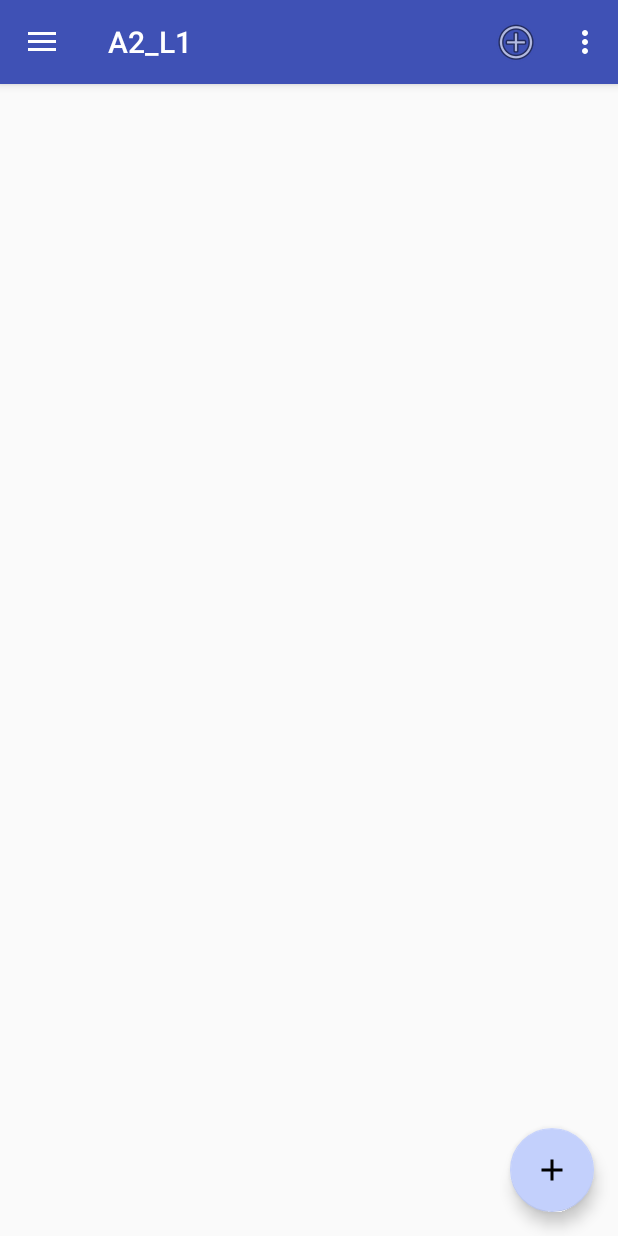
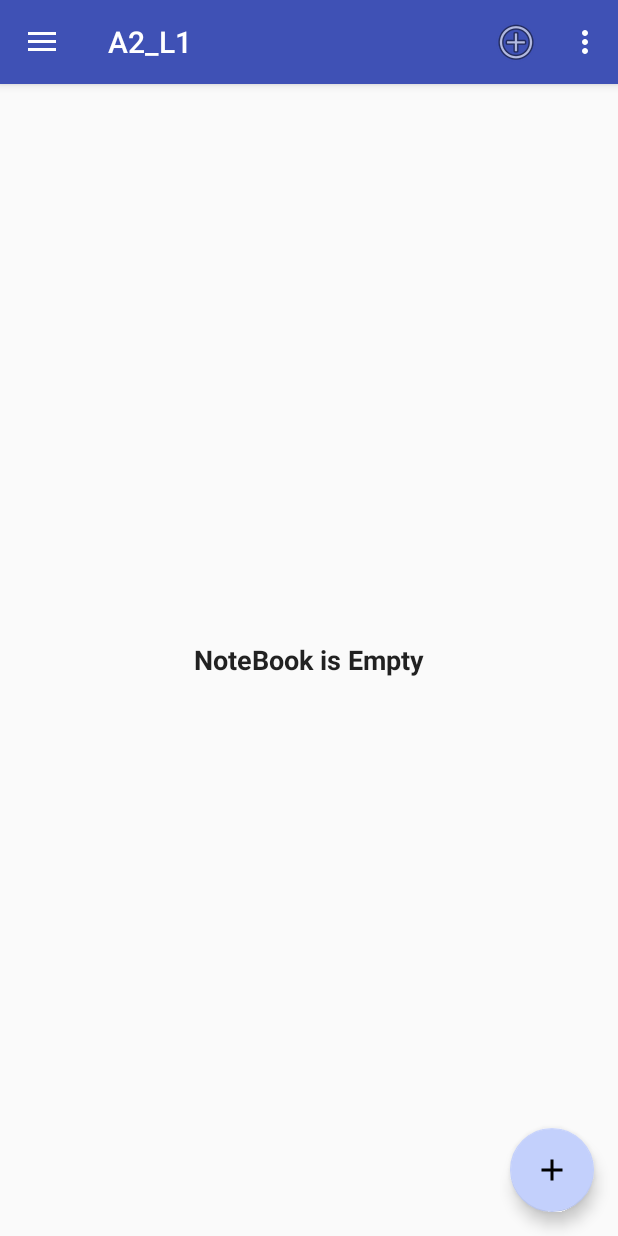
Before and after one commit to Golgoroth22/GeekBrains_Android2, an Android app: the screen it shows after launch (ListActivity), in the options menu, after a tap on "Delete all", on a phone screen of 412 x 824 dp. Run offline under Robolectric (Android 15) with nearby library versions, the phone set to English and light mode, and no system bars.

Commit message:
Add check for empty notebook or not

```diff
--- a/A2_L1/app/src/main/java/com/falin/valentin/a2_l1/ListActivity.java
+++ b/A2_L1/app/src/main/java/com/falin/valentin/a2_l1/ListActivity.java
@@ -13,10 +13,14 @@ import android.support.v7.widget.Toolbar;
 import android.view.Menu;
 import android.view.MenuItem;
 import android.widget.ListView;
+import android.widget.TextView;
+
+import com.falin.valentin.a2_l1.data.FakeDB;
 
 public class ListActivity extends AppCompatActivity
         implements NavigationView.OnNavigationItemSelectedListener {
     private MyListViewAdapter adapter;
+    private TextView contentListViewText;
 
     @Override
     protected void onCreate(Bundle savedInstanceState) {
@@ -40,6 +44,8 @@ public class ListActivity extends AppCompatActivity
         toggle.syncState();
 
         setListView();
+        contentListViewText = findViewById(R.id.content_list_view_text);
+        checkNoteBookSize();
 
         NavigationView navigationView = (NavigationView) findViewById(R.id.nav_view);
         navigationView.setNavigationItemSelectedListener(this);
@@ -79,6 +85,7 @@ public class ListActivity extends AppCompatActivity
         switch (id) {
             case R.id.action_delete_all: {
                 adapter.deleteAll();
+                checkNoteBookSize();
                 return true;
             }
             case R.id.action_add: {
@@ -91,6 +98,14 @@ public class ListActivity extends AppCompatActivity
         }
     }
 
+    private void checkNoteBookSize() {
+        if (FakeDB.getDb().size() == 0) {
+            contentListViewText.setText(R.string.notebook_is_empty);
+        } else {
+            contentListViewText.setText(R.string.notebook_is_not_empty);
+        }
+    }
+
     @SuppressWarnings("StatementWithEmptyBody")
     @Override
     public boolean onNavigationItemSelected(MenuItem item) {
@@ -99,6 +114,7 @@ public class ListActivity extends AppCompatActivity
 
         if (id == R.id.nav_clear_notebook) {
             adapter.deleteAll();
+            checkNoteBookSize();
         } else if (id == R.id.nav_add_note) {
             adapter.addElement();
         } else if (id == R.id.contacts) {
--- a/A2_L1/app/src/main/res/layout/content_list.xml
+++ b/A2_L1/app/src/main/res/layout/content_list.xml
@@ -13,4 +13,13 @@
         android:layout_width="match_parent"
         android:layout_height="match_parent" />
 
+    <TextView
+        android:id="@+id/content_list_view_text"
+        android:layout_width="match_parent"
+        android:layout_height="match_parent"
+        android:gravity="center"
+        android:text="@string/notebook_is_not_empty"
+        android:textAppearance="@android:style/TextAppearance.Medium"
+        android:textStyle="bold" />
+
 </android.support.constraint.ConstraintLayout>
--- a/A2_L1/app/src/main/res/values/strings.xml
+++ b/A2_L1/app/src/main/res/values/strings.xml
@@ -17,4 +17,6 @@
     <string name="contacts">Contacts</string>
     <string name="hi_i_m_bob">Hi! I`m Bob!</string>
     <string name="my_email_google_gmail_com">My email: google@gmail.com</string>
+    <string name="notebook_is_empty">NoteBook is Empty</string>
+    <string name="notebook_is_not_empty"> </string>
 </resources>
```
